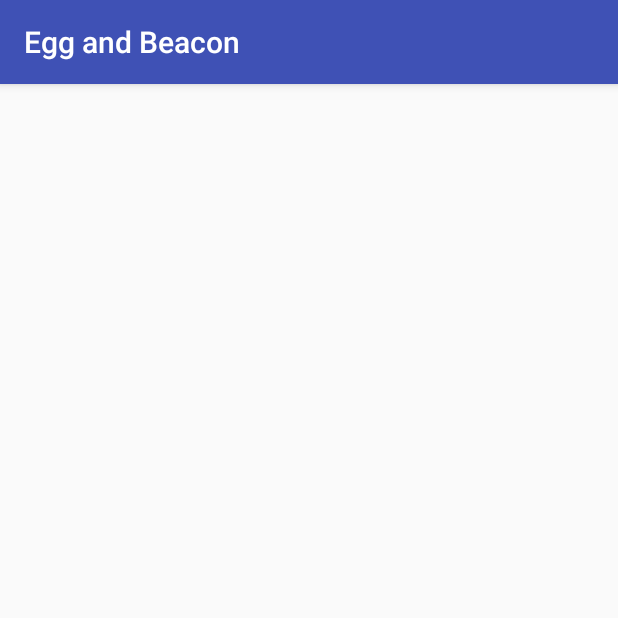
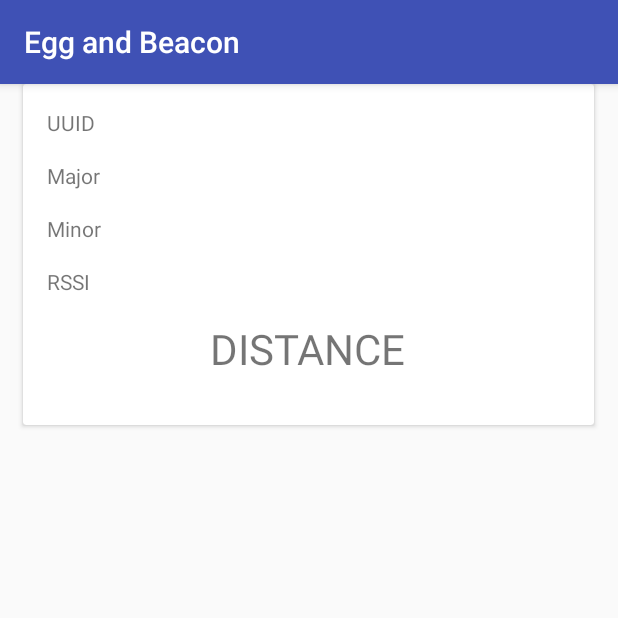
Before and after one commit to eddiman/EggAndBeacon, an Android app: the IBeaconActivity screen opened directly, with no data from a screen before it, on a phone screen of 412 x 824 dp, the top half of it. Run offline under Robolectric (Android 15) with nearby library versions, the phone set to English and light mode, and no system bars; our stand-ins replace ButterKnife; libraries missing offline, so code that uses them is left out: org.altbeacon.beacon; 6 statements that could not run were skipped.

Commit message:
updated ibeaconactivity with gui and new icon

```diff
--- a/app/build.gradle
+++ b/app/build.gradle
@@ -30,6 +30,8 @@ dependencies {
 
     compile fileTree(dir: 'libs', include: ['*.jar'])
     compile 'com.android.support:appcompat-v7:25.3.1'
+    compile 'com.android.support:design:25.3.1'
+    compile 'com.android.support:cardview-v7:25.3.1'
 
     //Custom libs
     compile 'com.jakewharton:butterknife:8.5.1'
--- a/app/src/main/AndroidManifest.xml
+++ b/app/src/main/AndroidManifest.xml
@@ -9,9 +9,8 @@
 
     <application
         android:allowBackup="true"
-        android:icon="@mipmap/ic_launcher"
+        android:icon="@mipmap/ic_egg"
         android:label="@string/app_name"
-        android:roundIcon="@mipmap/ic_launcher_round"
         android:supportsRtl="true"
         android:theme="@style/AppTheme">
         <activity android:name=".MainActivity">
--- a/app/src/main/java/com/pires/eggandbeacon/IBeaconActivity.java
+++ b/app/src/main/java/com/pires/eggandbeacon/IBeaconActivity.java
@@ -10,6 +10,7 @@ import android.os.RemoteException;
 import android.support.v7.app.AppCompatActivity;
 import android.os.Bundle;
 import android.util.Log;
+import android.widget.TextView;
 
 import org.altbeacon.beacon.Beacon;
 import org.altbeacon.beacon.BeaconConsumer;
@@ -22,9 +23,18 @@ import org.altbeacon.beacon.startup.RegionBootstrap;
 
 import java.util.Collection;
 
+import butterknife.BindView;
+import butterknife.ButterKnife;
+
 public class IBeaconActivity extends AppCompatActivity implements BeaconConsumer {
     protected static final String TAG = "RangingActivity";
     private BeaconManager beaconManager;
+
+    @BindView(R.id.alt_uuid) TextView textUuid;
+    @BindView(R.id.alt_Major) TextView textMajor;
+    @BindView(R.id.alt_Minor) TextView textMinor;
+    @BindView(R.id.alt_rssi) TextView textRssi;
+    @BindView(R.id.alt_dist) TextView textDist;
 
     @Override
     protected void onCreate(Bundle savedInstanceState) {
@@ -40,7 +50,7 @@ public class IBeaconActivity extends AppCompatActivity implements BeaconConsumer
                 setBeaconLayout("m:0-3=4c000215,i:4-19,i:20-21,i:22-23,p:24-24"));
 
         beaconManager.bind(this);
-
+        ButterKnife.bind(this);
     }
 
     @Override
@@ -51,12 +61,14 @@ public class IBeaconActivity extends AppCompatActivity implements BeaconConsumer
 
     @Override
     public void onBeaconServiceConnect() {
-        beaconManager.setRangeNotifier(new RangeNotifier() {
+        beaconManager.addRangeNotifier(new RangeNotifier() {
             @Override
             public void didRangeBeaconsInRegion(Collection<Beacon> beacons, Region region) {
                 if (beacons.size() > 0) {
 
                     Beacon beacon = beacons.iterator().next();
+                    logToDisplay(beacon);
+
 
                     Log.i(TAG, "BTname: " + beacon.getBluetoothName() + " UUID: " + beacon.getId1() + " Major: " + beacon.getId2()+ " Minor: " + beacon.getId3()
                             + " RSSI: " + beacon.getRssi() + " distance "+ beacon.getDistance()+" meters \n");
@@ -68,4 +80,17 @@ public class IBeaconActivity extends AppCompatActivity implements BeaconConsumer
             beaconManager.startRangingBeaconsInRegion(new Region("myRangingUniqueId", null, null, null));
         } catch (RemoteException e) {    }
     }
+
+    private void logToDisplay(final Beacon beacon) {
+        runOnUiThread(new Runnable() {
+            public void run() {
+                textUuid.setText( "UUID: " + beacon.getId1());
+                textMajor.setText("Major: " + beacon.getId2());
+                textMinor.setText("Minor: " + beacon.getId3());
+
+                textRssi.setText("RSSI: " + beacon.getRssi());
+                textDist.setText("Distance "+ beacon.getDistance()+ " meters");
+            }
+        });
+    }
 }
--- a/app/src/main/res/layout/activity_ibeacon.xml
+++ b/app/src/main/res/layout/activity_ibeacon.xml
@@ -1,9 +1,70 @@
 <?xml version="1.0" encoding="utf-8"?>
-<android.support.constraint.ConstraintLayout xmlns:android="http://schemas.android.com/apk/res/android"
+<RelativeLayout xmlns:android="http://schemas.android.com/apk/res/android"
     xmlns:app="http://schemas.android.com/apk/res-auto"
     xmlns:tools="http://schemas.android.com/tools"
     android:layout_width="match_parent"
     android:layout_height="match_parent"
     tools:context="com.pires.eggandbeacon.IBeaconActivity">
 
-</android.support.constraint.ConstraintLayout>
+    <android.support.v7.widget.CardView
+        android:layout_width="match_parent"
+        android:layout_height="wrap_content"
+        android:layout_marginStart="15dp"
+        android:layout_marginEnd="16dp"
+        >
+        <RelativeLayout
+            android:layout_width="match_parent"
+            android:layout_height="match_parent"
+            android:layout_margin="16dp">
+
+            <TextView
+                android:layout_width="wrap_content"
+                android:layout_height="wrap_content"
+                android:text="UUID"
+                android:id="@+id/alt_uuid"
+                android:layout_marginBottom="16dp"
+                />
+            <TextView
+                android:layout_width="wrap_content"
+                android:layout_height="wrap_content"
+                android:layout_below="@id/alt_uuid"
+                android:text="Major"
+                android:id="@+id/alt_Major"
+                android:layout_marginBottom="16dp"
+
+                />
+            <TextView
+                android:layout_width="wrap_content"
+                android:layout_height="wrap_content"
+                android:text="Minor"
+                android:layout_below="@id/alt_Major"
+                android:id="@+id/alt_Minor"
+                android:layout_marginBottom="16dp"
+
+                />
+            <TextView
+                android:layout_width="wrap_content"
+                android:layout_height="wrap_content"
+                android:text="RSSI"
+                android:layout_below="@id/alt_Minor"
+                android:id="@+id/alt_rssi"
+                android:layout_marginBottom="16dp"
+
+                />
+            <TextView
+                android:layout_width="wrap_content"
+                android:layout_height="wrap_content"
+                android:text="DISTANCE"
+                android:layout_below="@id/alt_rssi"
+                android:id="@+id/alt_dist"
+                android:textSize="28sp"
+                android:layout_marginBottom="16dp"
+                android:layout_centerHorizontal="true"
+
+                />
+
+        </RelativeLayout>
+
+    </android.support.v7.widget.CardView>
+
+</RelativeLayout>
--- a/build.gradle
+++ b/build.gradle
@@ -5,7 +5,7 @@ buildscript {
         jcenter()
     }
     dependencies {
-        classpath 'com.android.tools.build:gradle:2.3.1'
+        classpath 'com.android.tools.build:gradle:2.3.2'
 
         // NOTE: Do not place your application dependencies here; they belong
         // in the individual module build.gradle files
```
Also changed, not shown: app/src/main/res/mipmap-hdpi/ic_egg.png (added), app/src/main/res/mipmap-mdpi/ic_egg.png (added), app/src/main/res/mipmap-xhdpi/ic_egg.png (added), app/src/main/res/mipmap-xxhdpi/ic_egg.png (added), app/src/main/res/mipmap-xxxhdpi/ic_egg.png (added).
